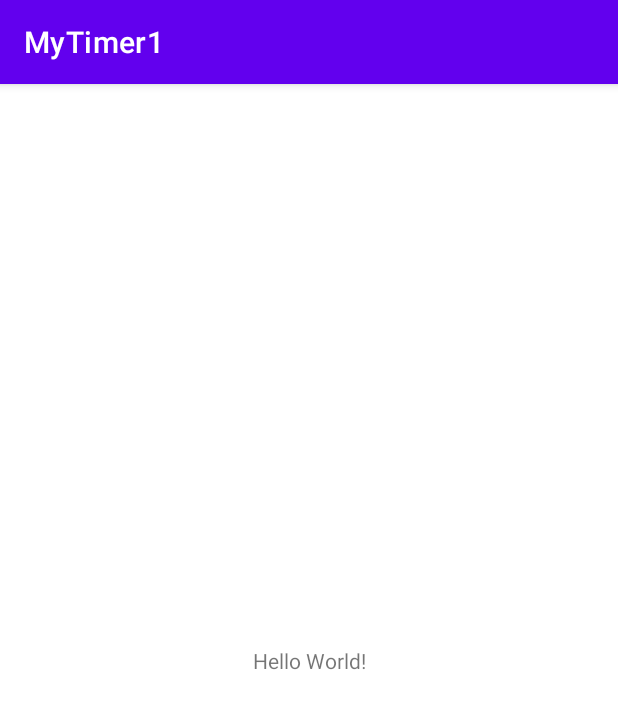
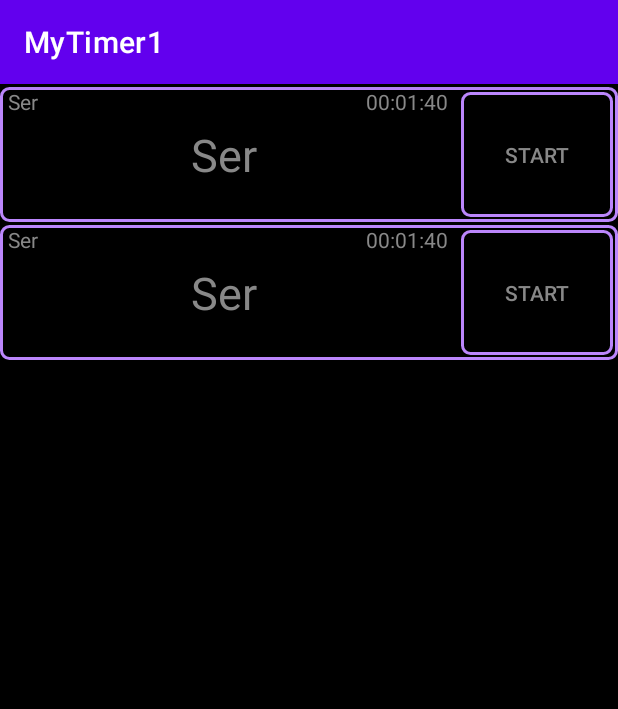
Before and after one commit to SergeyKlimuk603/MyTimer1, an Android app: the screen it shows after launch (MainActivity), on a phone screen of 412 x 824 dp. Shown: the top 709 px of the screen. Run offline under Robolectric (Android 15) with nearby library versions, the light colour scheme and no system bars.

Commit message:
Закончил timer_view, дописал настройку класса таймера, теперь он может отображаться в MainActivity, только не работает пока. Добавил класс Converter, который будет переводить время таймера в часы минуты и секунды в формате String, чтобы время можно было отображать в удобном формате текстовых полях таймера.

```diff
--- /dev/null
+++ b/app/src/main/java/by/klimuk/mytimer1/Converter.java
@@ -0,0 +1,12 @@
+package by.klimuk.mytimer1;
+
+public class Converter {
+    //класс преобразующий непрерывное время таймера к удобному для отображения виду
+
+    public static String intToStringTime(int time) {
+        int sec = time % 60;
+        int min = (time % 3600) / 60;
+        int hour = time / 3600;
+        return String.format("%02d:%02d:%02d", hour, min, sec);
+    }
+}
--- a/app/src/main/java/by/klimuk/mytimer1/MainActivity.java
+++ b/app/src/main/java/by/klimuk/mytimer1/MainActivity.java
@@ -3,12 +3,22 @@ package by.klimuk.mytimer1;
 import androidx.appcompat.app.AppCompatActivity;
 
 import android.os.Bundle;
+import android.util.Log;
+import android.widget.LinearLayout;
 
 public class MainActivity extends AppCompatActivity {
+
+    private final String LOG_TAG = "myLog";
 
     @Override
     protected void onCreate(Bundle savedInstanceState) {
         super.onCreate(savedInstanceState);
         setContentView(R.layout.activity_main);
+        Log.d(LOG_TAG, "Создали активити");
+        LinearLayout mmm = (LinearLayout) findViewById(R.id.mmm);
+        MyTimer t = new MyTimer(this, 0, "Ser", "Hello", 100);
+        mmm.addView(t.getLayoutMain());
+        t = new MyTimer(this, 0, "Ser", "Hello", 100);
+        mmm.addView(t.getLayoutMain());
     }
 }
--- a/app/src/main/java/by/klimuk/mytimer1/MyTimer.java
+++ b/app/src/main/java/by/klimuk/mytimer1/MyTimer.java
@@ -1,9 +1,21 @@
 package by.klimuk.mytimer1;
 
-public class MyTimer {
+
+import android.util.Log;
+import android.view.Gravity;
+import android.view.LayoutInflater;
+import android.view.View;
+import android.view.ViewGroup;
+import android.widget.Button;
+import android.widget.FrameLayout;
+import android.widget.LinearLayout;
+import android.widget.TextView;
+
+public class MyTimer implements View.OnClickListener {
 
     //Создаем переменную лога для наладки класса
     private final String LOG_TAG = "myLog";
+    // Log.d(LOG_TAG, "sdkfj");
 
     //Переменные таймера
     private int id; // идентификатор таймера
@@ -12,29 +24,138 @@ public class MyTimer {
     private int duration; // время отсчитываемое таймером
     private MainActivity activity; // ссылка на вызывающую таймер активность
 
+
+    // переменные доступа к view элементам таймера
+    FrameLayout layoutMain;// корнеове View для таймера
+    FrameLayout layoutMainBack;// подсветка корневого слоя в пределах границы border
+    TextView tvName;// имя таймера в верхнем левом углу
+    TextView tvDur;// длительность таймера в верхнем правом углу
+    TextView tvMess;// сообщения таймера в центре
+    LinearLayout layoutBtn;// слой для добавления в него кнопок
+
+    // переменные кнопок
+    Button btnStart;
+    Button btnReset;
+    Button btnPause;
+    Button btnCont;
+    // идентификаторы кнопок
+    private final int BTN_START_ID = 1;
+    private final int BTN_RESET_ID = 2;
+    private final int BTN_PAUSE_ID = 3;
+    private final int BTN_CONT_ID = 4;
+    //названия кнопок
+    private String BTN_START_NAME;
+    private String BTN_RESET_NAME;
+    private String BTN_PAUSE_NAME;
+    private String BTN_CONT_NAME;
+
     // конструктор класса MyTimer
-    public MyTimer(MainActivity _activity, int _id, String _name, String _message,
-                   int _duration) {
-
-        setActivity(_activity);
+    public MyTimer(MainActivity activity, int _id, String _name, String _message,
+                   int _dur) {
+        //передаем переменные из активити
+        setActivity(activity);
         setId(_id);
-        setName(_name);
-        setMessage(_message);
-        setDuration(_duration);
-
+        //инициализируем переменные названий кнопок
+        initBtnNames();
         // инициализация таймера
         initTimer();
+        //настраиваем таймер
+        initSetting(_name, _message, _dur);
+        Log.d(LOG_TAG, "initSetting прошло успешно");
+    }
+
+
+
+    private void initBtnNames() {
+        BTN_START_NAME = activity.getResources().getString(R.string.start);
+        BTN_RESET_NAME = activity.getResources().getString(R.string.reset);
+        BTN_PAUSE_NAME = activity.getResources().getString(R.string.pause);
+        BTN_CONT_NAME = activity.getResources().getString(R.string.cont);
     }
 
     private void initTimer() {
         // инициализация представлений (view) таймера
         initView();
+        //создаем кнопки управления таймером
+        createButtons();
+        //заполняем таймер начальными значениями надписей и кнопками
+    }
+
+    //настройка таймера
+    private void initSetting(String _name, String _message, int _duration) {
+        setName(_name);// установка имени таймера
+        setMessage(_message);// установка сообщения таймера
+        setDuration(_duration);// установка длительности таймера
+        tvName.setText(name);// выводим имя таймера на экран
+        //преобразуем время duration в удобный для отображения формат и выводим на экран в правом верхнем углу таймера
+        tvDur.setText(Converter.intToStringTime(duration));
+        reset(); //сбрасываем таймер
     }
 
     private void initView() {
+        //получаем inflater из activity и получаем корневое view из xml файла для отображения таймера
+        LayoutInflater inflater = activity.getLayoutInflater();
+        layoutMain = (FrameLayout) inflater.inflate(R.layout.timer_view, null, false);
+
+        // доступ к View полям таймера
+        layoutMainBack = (FrameLayout) layoutMain.findViewById(R.id.flMainBack);
+        tvName = (TextView) layoutMain.findViewById(R.id.tvName);
+        tvDur = (TextView) layoutMain.findViewById(R.id.tvDur);
+        tvMess = (TextView) layoutMain.findViewById(R.id.tvMess);
+        layoutBtn = (LinearLayout) layoutMain.findViewById(R.id.layoutBtn);
+    }
+
+
+    //создание кнопок таймера
+    private void createButtons() {
+        //создаем LayoutParams кнопок для дальнейшего использования
+        LinearLayout.LayoutParams btnLP = new LinearLayout.LayoutParams(
+                ViewGroup.LayoutParams.MATCH_PARENT, ViewGroup.LayoutParams.WRAP_CONTENT);
+        btnLP.weight = 1;
+        btnLP.gravity = Gravity.CENTER;
+
+        // создаем сами кнопки
+        // надо попробовать сделать это через цикл с использованием массива названий чтобы убрать повторяемость кода
+        btnStart = createButton(BTN_START_NAME, BTN_START_ID, btnLP);
+        btnReset = createButton(BTN_RESET_NAME, BTN_RESET_ID, btnLP);
+        btnPause = createButton(BTN_PAUSE_NAME, BTN_PAUSE_ID, btnLP);
+        btnCont = createButton(BTN_CONT_NAME, BTN_CONT_ID, btnLP);
+    }
+
+    //метод создания одной кнопки
+    private Button createButton(String _name, int _id, ViewGroup.LayoutParams _lp) {
+        Button btn = new Button(activity);// новая кнопка
+        btn.setId(_id);// id кнопки
+        btn.setText(_name);// название кнопки
+        btn.setLayoutParams(_lp);// параметры расположения кнопки
+        btn.setTextColor(activity.getResources().getColor(R.color.textColor));// цвет текста кнопки
+        btn.setBackgroundResource(R.drawable.border);// рамка вокруг кнопки
+        btn.setOnClickListener(this);//добавляем данный класс слушателем кнопки
+        Log.d(LOG_TAG, "Создали кнопку");
+        return btn;
+    }
+
+    //пересоздаем панель кнопок
+    private void addButtons(Button... btns) {
+        layoutBtn.removeAllViews();//удаляем старые кнопки
+        //добавляем новые
+        for (Button btn : btns) {
+            layoutBtn.addView(btn);
+        }
+    }
+
+    //обработка нажатия на кнопки
+    public void onClick(View v) {
 
     }
 
+    //сброс таймера
+    private void reset() {
+        //устанавливаем кнопку старт
+        addButtons(btnStart);
+        //сбрасываем сообщение таймера
+        tvMess.setText(name);
+    }
 
 
 //___________Геттеры и сеттеры переменных таймера_____________________
@@ -77,4 +198,8 @@ public class MyTimer {
     public void setActivity(MainActivity activity) {
         this.activity = activity;
     }
+
+    public FrameLayout getLayoutMain() {
+        return layoutMain;
+    }
 }
--- a/app/src/main/res/layout/activity_main.xml
+++ b/app/src/main/res/layout/activity_main.xml
@@ -1,18 +1,16 @@
 <?xml version="1.0" encoding="utf-8"?>
-<androidx.constraintlayout.widget.ConstraintLayout xmlns:android="http://schemas.android.com/apk/res/android"
-    xmlns:app="http://schemas.android.com/apk/res-auto"
-    xmlns:tools="http://schemas.android.com/tools"
+<LinearLayout
+    android:id="@+id/mmm"
+    xmlns:android="http://schemas.android.com/apk/res/android"
     android:layout_width="match_parent"
     android:layout_height="match_parent"
-    tools:context=".MainActivity">
+    android:orientation="vertical"
+    android:background="@color/black"
+    >
+    <TextView
+        android:layout_width="match_parent"
+        android:layout_height="2dp"/>
 
-    <TextView
-        android:layout_width="wrap_content"
-        android:layout_height="wrap_content"
-        android:text="Hello World!"
-        app:layout_constraintBottom_toBottomOf="parent"
-        app:layout_constraintLeft_toLeftOf="parent"
-        app:layout_constraintRight_toRightOf="parent"
-        app:layout_constraintTop_toTopOf="parent" />
 
-</androidx.constraintlayout.widget.ConstraintLayout>
+
+</LinearLayout>
--- a/app/src/main/res/layout/timer_view.xml
+++ b/app/src/main/res/layout/timer_view.xml
@@ -2,17 +2,18 @@
 <FrameLayout
     xmlns:android="http://schemas.android.com/apk/res/android"
     android:layout_width="match_parent"
-    android:layout_height="90dp"
+    android:layout_height="match_parent"
     android:background="@color/black">
     <!--этот слой для подсвечивания представления таймера-->
     <FrameLayout
+        android:id="@+id/flMainBack"
         android:layout_width="match_parent"
         android:layout_height="match_parent"
-        android:layout_marginBottom="5dp">
+        android:layout_marginBottom="2dp">
         <!--этот слой содержит границу (рамку) таймера-->
         <LinearLayout
             android:layout_width="match_parent"
-            android:layout_height="match_parent"
+            android:layout_height="90dp"
             android:background="@drawable/border"
             android:orientation="horizontal">
             <FrameLayout
@@ -47,12 +48,14 @@
                     android:text="timer message"
                     android:layout_marginRight="5dp"
                     />
-
             </FrameLayout>
             <LinearLayout
+                android:id="@+id/layoutBtn"
                 android:layout_width="0dp"
                 android:layout_height="match_parent"
-                android:layout_weight="1"/>
+                android:orientation="vertical"
+                android:layout_weight="1"
+                android:layout_margin="3dp"/>
         </LinearLayout>
     </FrameLayout>
 </FrameLayout>
--- a/app/src/main/res/values/strings.xml
+++ b/app/src/main/res/values/strings.xml
@@ -1,3 +1,7 @@
 <resources>
     <string name="app_name">MyTimer1</string>
+    <string name="start">Start</string>
+    <string name="reset">Reset</string>
+    <string name="pause">Pause</string>
+    <string name="cont">Continue</string>
 </resources>
```
